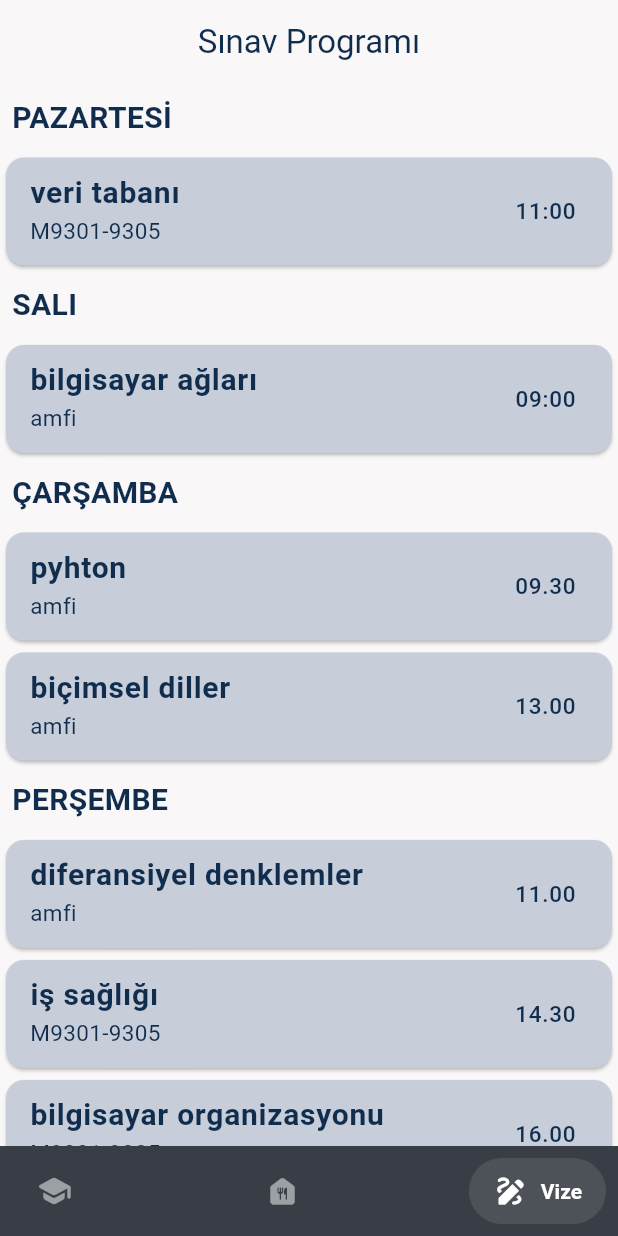
After one commit to codriot/myschoolapp, a Flutter app: the screen it shows after launch, item 3 of the bottom bar chosen, on a phone screen of 412 x 824 dp. The commit adds this screen. Run offline on Flutter 3.47's test engine with Material 2 defaults, Android fonts, the phone set to English and light mode, and no system bars; drawn by our look-alikes of salomon_bottom_bar.

Commit message:
vize tarihi eklendi

```diff
--- /dev/null
+++ b/lib/core/model/cafeteria_model.dart
@@ -0,0 +1,14 @@
+class GununYemekleri {
+  final String gun;
+  final String yemekBir;
+  final String yemekIki;
+  final String yemekUc;
+  final String yemekDort;
+
+  GununYemekleri(
+      {required this.gun,
+      required this.yemekBir,
+      required this.yemekIki,
+      required this.yemekUc,
+      required this.yemekDort});
+}
--- /dev/null
+++ b/lib/core/model/exam_model.dart
@@ -0,0 +1,10 @@
+import 'package:flutter/material.dart';
+
+class ExamDate {
+  final String exam;
+  final String? time;
+  final String? place;
+  final Color? renk;
+
+  ExamDate({required this.exam, this.time, this.place, this.renk});
+}
--- a/lib/main.dart
+++ b/lib/main.dart
@@ -1,3 +1,5 @@
+// ignore_for_file: prefer_const_constructors
+
 import 'package:flutter/material.dart';
 import 'package:myschoolapp/screen/home.dart';
 
@@ -14,11 +16,10 @@ class MyApp extends StatelessWidget {
     return MaterialApp(
       title: 'Flutter Demo',
       theme: ThemeData(
-        colorScheme: ColorScheme.fromSeed(seedColor: Colors.deepPurple),
         useMaterial3: true,
       ),
       debugShowCheckedModeBanner: false,
-      home: const Home(),
+      home: Home(),
     );
   }
 }
--- a/lib/screen/cafeteria.dart
+++ b/lib/screen/cafeteria.dart
@@ -1,4 +1,5 @@
 import 'package:flutter/material.dart';
+import 'package:myschoolapp/core/model/cafeteria_model.dart';
 import 'package:myschoolapp/product/color.dart';
 import 'package:http/http.dart' as http;
 import 'package:html/dom.dart' as dom;
@@ -97,18 +98,3 @@ class _YemekhaneWebScrappingState extends State<YemekhaneWebScrapping> {
     );
   }
 }
-
-class GununYemekleri {
-  final String gun;
-  final String yemekBir;
-  final String yemekIki;
-  final String yemekUc;
-  final String yemekDort;
-
-  GununYemekleri(
-      {required this.gun,
-      required this.yemekBir,
-      required this.yemekIki,
-      required this.yemekUc,
-      required this.yemekDort});
-}
--- /dev/null
+++ b/lib/screen/exam.dart
@@ -0,0 +1,82 @@
+import 'package:flutter/material.dart';
+import 'package:myschoolapp/core/model/exam_model.dart';
+import 'package:myschoolapp/product/color.dart';
+
+class ExamView extends StatelessWidget {
+  ExamView({super.key});
+  final List<ExamDate> examDates = [
+    ExamDate(exam: 'PAZARTESİ', renk: renkler.backgroundColor),
+    ExamDate(exam: 'veri tabanı', time: '11:00', place: 'M9301-9305'),
+    ExamDate(exam: 'SALI', renk: renkler.backgroundColor),
+    ExamDate(exam: 'bilgisayar ağları', time: '09:00', place: 'amfi'),
+    ExamDate(exam: 'ÇARŞAMBA', renk: renkler.backgroundColor),
+    ExamDate(exam: "pyhton", time: '09.30', place: 'amfi'),
+    ExamDate(exam: "biçimsel diller", time: '13.00', place: 'amfi'),
+    ExamDate(exam: 'PERŞEMBE', renk: renkler.backgroundColor),
+    ExamDate(exam: "diferansiyel denklemler", time: '11.00', place: 'amfi'),
+    ExamDate(exam: "iş sağlığı", time: '14.30', place: 'M9301-9305'),
+    ExamDate(
+        exam: "bilgisayar organizasyonu", time: '16.00', place: 'M9301-9305'),
+    ExamDate(exam: 'CUMA', renk: renkler.backgroundColor),
+    ExamDate(exam: "Ekoloji", time: '15.00', place: 'bilinmiyor'),
+  ];
+
+  @override
+  Widget build(BuildContext context) {
+    return Scaffold(
+      backgroundColor: renkler.backgroundColor,
+      appBar: AppBar(
+        backgroundColor: renkler.backgroundColor,
+        surfaceTintColor: renkler.backgroundColor,
+        title: const Text(
+          'Sınav Programı',
+          style: TextStyle(color: renkler.textColor),
+        ),
+        centerTitle: true,
+      ),
+      body: ListView.builder(
+        itemCount: examDates.length,
+        itemBuilder: (BuildContext context, int index) {
+          return examDates[index].renk == renkler.backgroundColor
+              ? Padding(
+                  padding: const EdgeInsets.all(8.0),
+                  child: Text(
+                    examDates[index].exam,
+                    style: const TextStyle(
+                        color: renkler.textColor,
+                        fontSize: 20,
+                        fontWeight: FontWeight.bold),
+                  ),
+                )
+              : Card(
+                  color: renkler.cardColor,
+                  child: ListTile(
+                    title: Text(
+                      examDates[index].exam,
+                      style: const TextStyle(
+                        color: renkler.textColor,
+                        fontSize: 20,
+                        fontWeight: FontWeight.bold,
+                      ),
+                    ),
+                    trailing: Text(
+                      examDates[index].time ?? '',
+                      style: const TextStyle(
+                        color: renkler.textColor,
+                        fontSize: 15,
+                      ),
+                    ),
+                    subtitle: Text(
+                      examDates[index].place ?? '',
+                      style: const TextStyle(
+                        color: renkler.textColor,
+                        fontSize: 15,
+                      ),
+                    ),
+                  ),
+                );
+        },
+      ),
+    );
+  }
+}
--- a/lib/screen/home.dart
+++ b/lib/screen/home.dart
@@ -3,6 +3,7 @@
 import 'package:flutter/material.dart';
 import 'package:myschoolapp/product/color.dart';
 import 'package:myschoolapp/screen/cafeteria.dart';
+import 'package:myschoolapp/screen/exam.dart';
 import 'package:myschoolapp/screen/lessons.dart';
 
 import 'package:salomon_bottom_bar/salomon_bottom_bar.dart';
@@ -23,7 +24,7 @@ class _HomeState extends State<Home> {
     });
   }
 
-  final List _page = [LessonsView(), YemekhaneWebScrapping()];
+  final List _page = [LessonsView(), YemekhaneWebScrapping(), ExamView()];
 
   @override
   Widget build(BuildContext context) {
@@ -44,6 +45,10 @@ class _HomeState extends State<Home> {
                 icon: Icon(Icons.food_bank_rounded),
                 title: Text("Yemekhane"),
                 selectedColor: Colors.white),
+            SalomonBottomBarItem(
+                icon: Icon(Icons.draw_rounded),
+                title: Text("Vize"),
+                selectedColor: Colors.white),
           ]),
     );
   }
--- a/pubspec.yaml
+++ b/pubspec.yaml
@@ -41,7 +41,7 @@ dependencies:
   html: ^0.15.4
 
 
-  excel: ^2.1.0
+
   url_launcher: ^6.2.1
   salomon_bottom_bar: ^3.3.2
   flutter_launcher_icons: ^0.13.1
```
Also changed, not shown: pubspec.lock.
